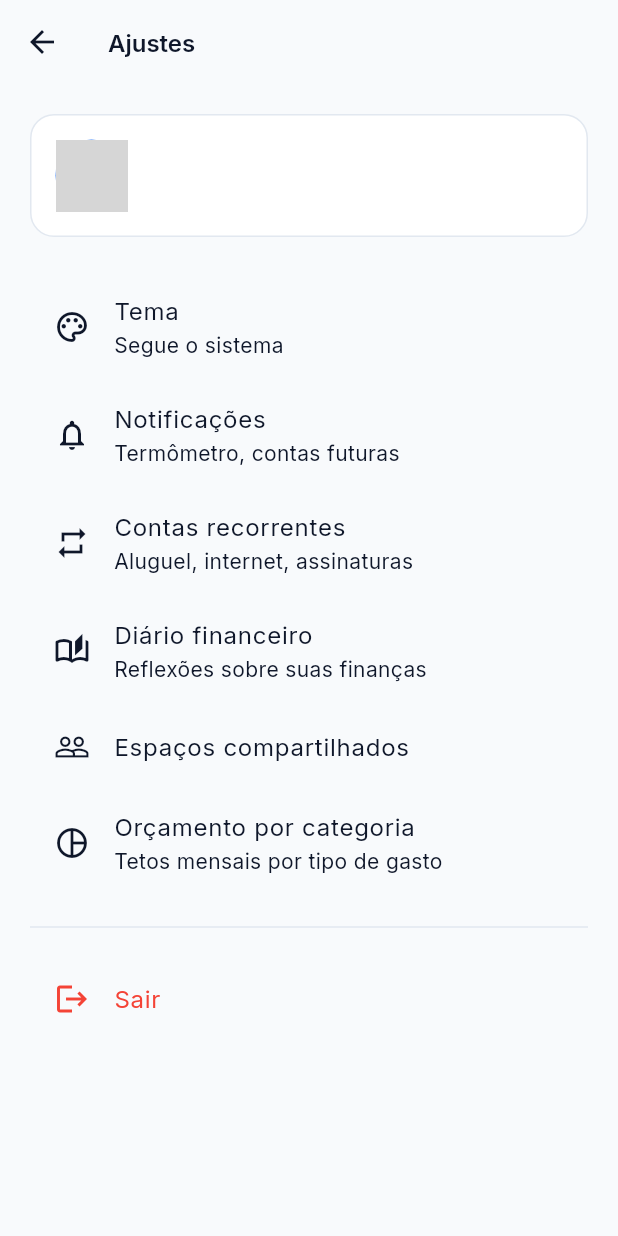
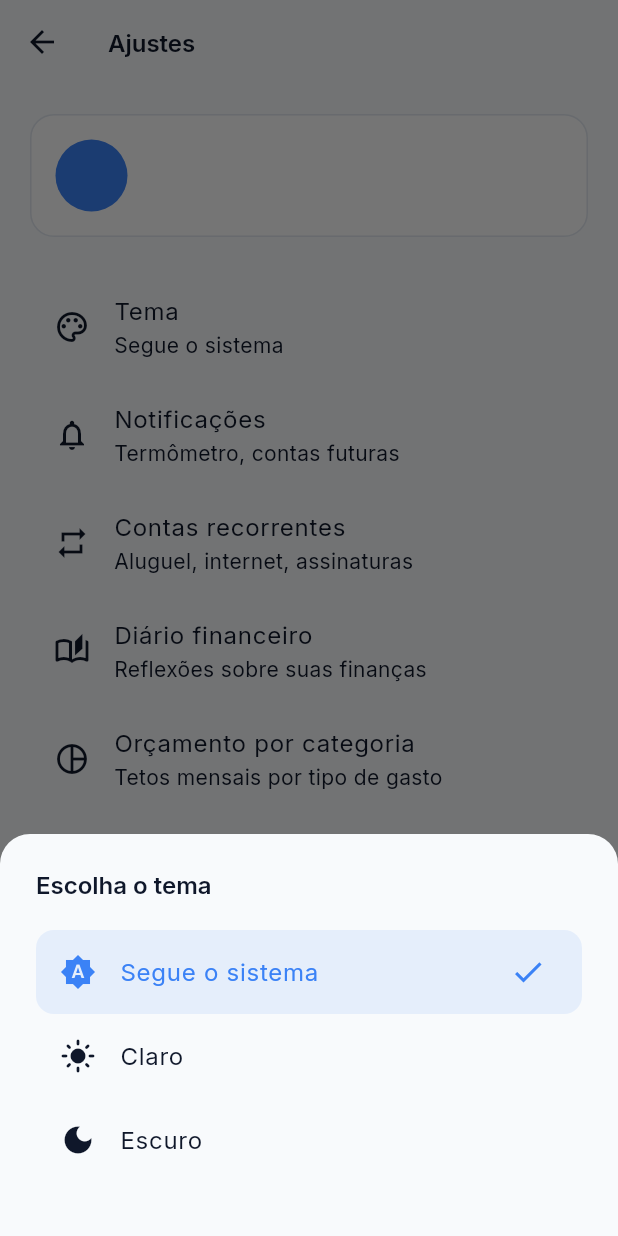
Before and after one commit to danielmedeiros22/sereno-app, a Flutter app: the SettingsScreen screen opened by its route, after a tap on "Tema", on a phone screen of 412 x 824 dp. Run offline on Flutter 3.47's test engine with Material 3 defaults, Android fonts, the phone set to English and light mode, and no system bars; our stand-ins replace connectivity_plus, flutter_dotenv, flutter_map, flutter_riverpod, geolocator, go_router and 6 more; accounts and stored records are empty; network calls fail; grey boxes are pictures that could not be loaded.

Commit message:
feat: seletor de tema (claro, escuro, sistema) com persistência

```diff
--- a/lib/features/settings/presentation/screens/settings_screen.dart
+++ b/lib/features/settings/presentation/screens/settings_screen.dart
@@ -2,6 +2,9 @@
 import 'package:flutter_riverpod/flutter_riverpod.dart';
 import 'package:go_router/go_router.dart';
 
+import '../../../../app/theme/app_colors.dart';
+import '../../../../app/theme/theme_provider.dart';
+import '../../../../core/services/guest_service.dart';
 import '../../../auth/presentation/providers/auth_provider.dart';
 
 class SettingsScreen extends ConsumerWidget {
@@ -11,6 +14,8 @@
   Widget build(BuildContext context, WidgetRef ref) {
     final theme = Theme.of(context);
     final user = ref.watch(currentUserProvider);
+    final isGuest = ref.watch(isGuestProvider);
+    final themeMode = ref.watch(themeModeProvider);
 
     return Scaffold(
       appBar: AppBar(
@@ -23,8 +28,50 @@
       body: ListView(
         padding: const EdgeInsets.all(20),
         children: [
-          // Perfil
-          if (user != null) ...[
+          if (isGuest) ...[
+            Container(
+              padding: const EdgeInsets.all(20),
+              decoration: BoxDecoration(
+                gradient: LinearGradient(
+                  colors: [
+                    AppColors.primary.withValues(alpha: 0.15),
+                    AppColors.accent.withValues(alpha: 0.1),
+                  ],
+                ),
+                borderRadius: BorderRadius.circular(16),
+                border: Border.all(color: AppColors.primary.withValues(alpha: 0.2)),
+              ),
+              child: Column(
+                children: [
+                  const CircleAvatar(
+                    radius: 28,
+                    backgroundColor: AppColors.primary,
+                    child: Icon(Icons.person_outline, color: Colors.white, size: 28),
+                  ),
+                  const SizedBox(height: 12),
+                  Text('Modo visitante', style: theme.textTheme.titleMedium),
+                  const SizedBox(height: 4),
+                  Text(
+                    'Dados salvos apenas neste dispositivo',
+                    style: theme.textTheme.bodySmall,
+                  ),
+                  const SizedBox(height: 16),
+                  SizedBox(
+                    width: double.infinity,
+                    child: ElevatedButton(
+                      onPressed: () async {
+                        final guestService = ref.read(guestServiceProvider);
+                        await guestService.disableGuestMode();
+                        ref.read(isGuestProvider.notifier).state = false;
+                        if (context.mounted) context.go('/login');
+                      },
+                      child: const Text('Criar conta pra sincronizar'),
+                    ),
+                  ),
+                ],
+              ),
+            ),
+          ] else if (user != null) ...[
             Container(
               padding: const EdgeInsets.all(16),
               decoration: BoxDecoration(
@@ -52,24 +99,21 @@
                           user.userMetadata?['full_name'] ?? 'Sem nome',
                           style: theme.textTheme.titleMedium,
                         ),
-                        Text(
-                          user.email ?? '',
-                          style: theme.textTheme.bodySmall,
-                        ),
+                        Text(user.email ?? '', style: theme.textTheme.bodySmall),
                       ],
                     ),
                   ),
                 ],
               ),
             ),
+          ],
           const SizedBox(height: 24),
-          ],
 
           ListTile(
             leading: const Icon(Icons.palette_outlined),
             title: const Text('Tema'),
-            subtitle: const Text('Segue o sistema'),
-            onTap: () {},
+            subtitle: Text(_themeLabel(themeMode)),
+            onTap: () => _showThemePicker(context, ref),
           ),
           ListTile(
             leading: const Icon(Icons.notifications_outlined),
@@ -90,17 +134,32 @@
             onTap: () => context.push('/journal'),
           ),
           ListTile(
-            leading: const Icon(Icons.people_outline),
-            title: const Text('Espaços compartilhados'),
-            onTap: () {},
-          ),
-          ListTile(
             leading: const Icon(Icons.pie_chart_outline),
             title: const Text('Orçamento por categoria'),
             subtitle: const Text('Tetos mensais por tipo de gasto'),
             onTap: () => context.push('/budget'),
           ),
+          if (!isGuest)
+            ListTile(
+              leading: const Icon(Icons.people_outline),
+              title: const Text('Espaços compartilhados'),
+              onTap: () {},
+            ),
           const Divider(height: 40),
+
+          if (isGuest)
+            ListTile(
+              leading: const Icon(Icons.logout, color: Colors.red),
+              title: const Text('Sair do modo visitante', style: TextStyle(color: Colors.red)),
+              subtitle: const Text('Seus dados locais serão mantidos'),
+              onTap: () async {
+                final guestService = ref.read(guestServiceProvider);
+                await guestService.disableGuestMode();
+                ref.read(isGuestProvider.notifier).state = false;
+                if (context.mounted) context.go('/welcome');
+              },
+            )
+          else
             ListTile(
               leading: const Icon(Icons.logout, color: Colors.red),
               title: const Text('Sair', style: TextStyle(color: Colors.red)),
@@ -112,4 +171,60 @@
       ),
     );
   }
+
+  String _themeLabel(ThemeMode mode) {
+    switch (mode) {
+      case ThemeMode.light:
+        return 'Claro';
+      case ThemeMode.dark:
+        return 'Escuro';
+      case ThemeMode.system:
+        return 'Segue o sistema';
     }
+  }
+
+  void _showThemePicker(BuildContext context, WidgetRef ref) {
+    final theme = Theme.of(context);
+    final current = ref.read(themeModeProvider);
+
+    showModalBottomSheet(
+      context: context,
+      backgroundColor: theme.scaffoldBackgroundColor,
+      shape: const RoundedRectangleBorder(
+        borderRadius: BorderRadius.vertical(top: Radius.circular(20)),
+      ),
+      builder: (context) => Padding(
+        padding: const EdgeInsets.all(24),
+        child: Column(
+          mainAxisSize: MainAxisSize.min,
+          crossAxisAlignment: CrossAxisAlignment.start,
+          children: [
+            Text('Escolha o tema', style: theme.textTheme.titleLarge),
+            const SizedBox(height: 20),
+            _themeOption(context, ref, ThemeMode.system, 'Segue o sistema', Icons.brightness_auto, current),
+            _themeOption(context, ref, ThemeMode.light, 'Claro', Icons.light_mode, current),
+            _themeOption(context, ref, ThemeMode.dark, 'Escuro', Icons.dark_mode, current),
+            const SizedBox(height: 12),
+          ],
+        ),
+      ),
+    );
+  }
+
+  Widget _themeOption(BuildContext context, WidgetRef ref, ThemeMode mode, String label, IconData icon, ThemeMode current) {
+    final active = current == mode;
+
+    return ListTile(
+      leading: Icon(icon, color: active ? AppColors.primary : null),
+      title: Text(label),
+      trailing: active ? const Icon(Icons.check, color: AppColors.primary) : null,
+      shape: RoundedRectangleBorder(borderRadius: BorderRadius.circular(12)),
+      selected: active,
+      selectedTileColor: AppColors.primary.withValues(alpha: 0.1),
+      onTap: () {
+        ref.read(themeModeProvider.notifier).setTheme(mode);
+        Navigator.pop(context);
+      },
+    );
+  }
+}
```
Also changed, not shown: lib/app/app.dart (+4 -3 lines), lib/app/theme/theme_provider.dart (added, +29 -0 lines), 1 other file. Lines whose indentation alone changed are shown as unchanged.
